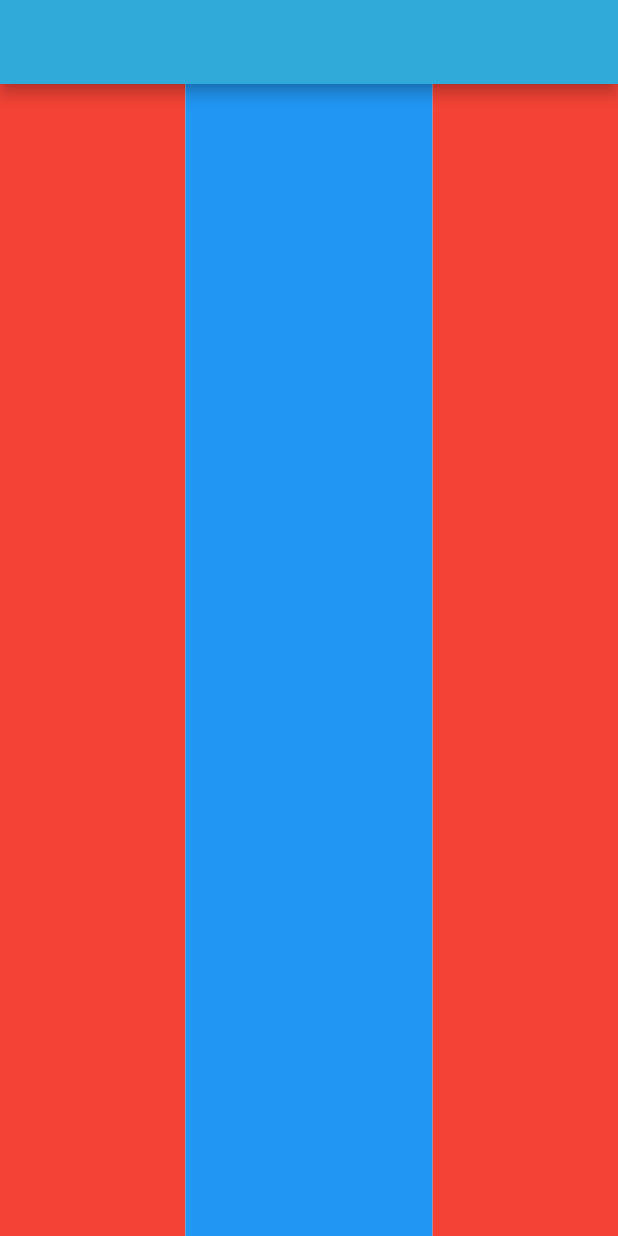
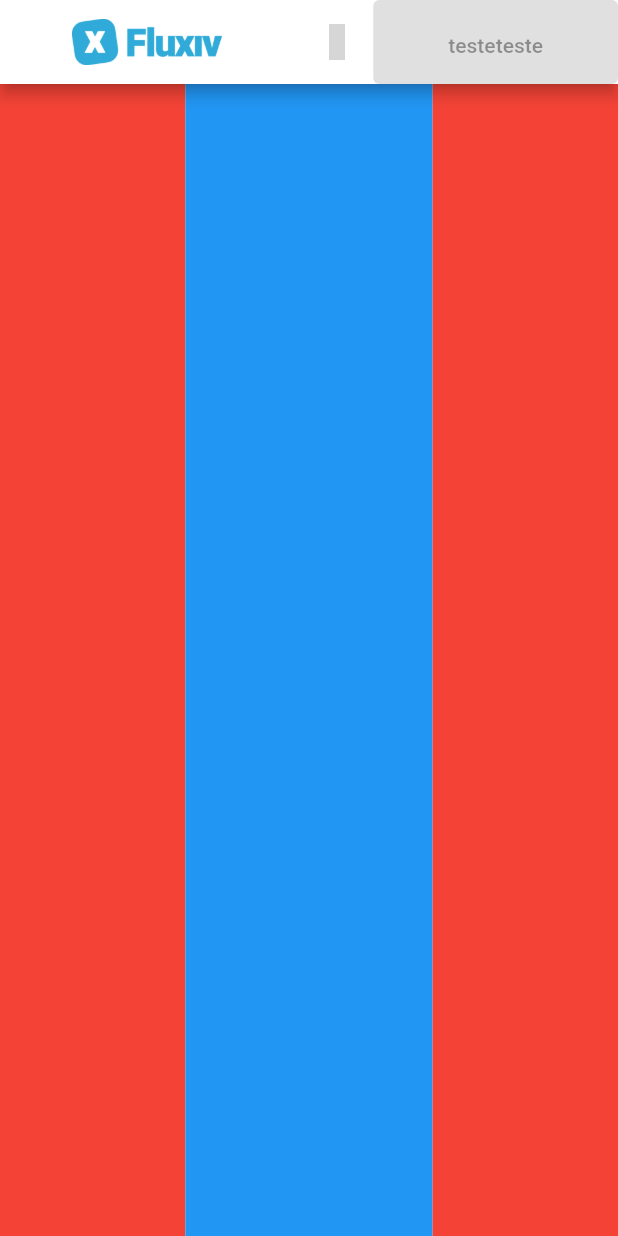
Before and after one commit to fluxiv/fxv_ide, a Flutter app: the FeedContainer screen opened by its route, on a phone screen of 412 x 824 dp. Run offline on Flutter 3.47's test engine with Material 2 defaults, Android fonts, the phone set to English and light mode, and no system bars; our stand-ins replace dotted_border, file_picker, flutter_form_builder, iconsax, mask_text_input_formatter, shared_preferences and 1 more; missing offline and left inert: crop_your_image; accounts and stored records are empty; grey boxes are pictures that could not be loaded.

```diff
--- a/lib/theme.dart
+++ b/lib/theme.dart
@@ -12,6 +12,13 @@ class AppTheme {
               const EdgeInsets.symmetric(horizontal: 50, vertical: 20),
             ),
           ),
+        ),
+        textButtonTheme: TextButtonThemeData(
+          style: ButtonStyle(
+            padding: MaterialStateProperty.all(
+              const EdgeInsets.symmetric(horizontal: 50, vertical: 20),
+            )
+          )
         ),
         textTheme: FxvTheme.fxvTexts,
         inputDecorationTheme: const InputDecorationTheme(
--- a/lib/views/feed/feed_container.dart
+++ b/lib/views/feed/feed_container.dart
@@ -8,6 +8,7 @@ import 'package:flutter/material.dart';
 import 'package:fxv_ide/models/user_models.dart';
 import 'package:fxv_ide/services/shared_services.dart';
 import 'package:fxv_ide/services/user_services.dart';
+import 'package:iconsax/iconsax.dart';
 
 class FeedContainer extends StatefulWidget{
   const FeedContainer({super.key});
@@ -85,7 +86,7 @@ class FeedContainerState extends State<FeedContainer>{
                             onPressed: () async {
                               Navigator.pop(context,'img');
                             },
-                            child: const Text('Mayber later!'),
+                            child: const Text('Maybe later!'),
                           ),
                         )
                       ],
@@ -129,7 +130,7 @@ class FeedContainerState extends State<FeedContainer>{
                                     });
                                   }
                                 },
-                                child: const Text('Choose another image')),
+                                child: const Text('Pick another one')),
                             ElevatedButton(
                                 onPressed: _cropperKey.crop,
                                 child: const Text('Save image'))
@@ -153,7 +154,28 @@ class FeedContainerState extends State<FeedContainer>{
   Widget build(BuildContext context) {
       return Scaffold(
         appBar: AppBar(
-            automaticallyImplyLeading: false
+          automaticallyImplyLeading: false,
+          leading: null,
+          toolbarTextStyle: const TextStyle(color: Color(0xff000000)),
+          backgroundColor: const Color(0xffffffff),
+          title: Padding(
+            padding: const EdgeInsets.only(left: 24),
+            child: IconButton(
+              iconSize: 100,
+              onPressed: () => Navigator.pushNamed(context, '/'),
+              icon: SizedBox(
+                width: 100,
+                child: Image.asset(
+                  "assets/logo/fxvLogo.png",
+                ),
+              ),
+            ),
+          ),
+            actions: [
+              IconButton(onPressed: null, icon: Icon(Iconsax.notification_circle1)),
+              ElevatedButton(onPressed: null, child: Text("testeteste"))
+          ],
+
         ),
         body: Row(
           children: [
--- a/pubspec.yaml
+++ b/pubspec.yaml
@@ -42,6 +42,7 @@ dependencies:
   crop_your_image: ^0.7.3
   dotted_border: ^2.0.0+3
   file_picker: ^5.2.3
+  iconsax: ^0.0.8
 
 dev_dependencies:
   flutter_test:
```
Also changed, not shown: pubspec.lock.
